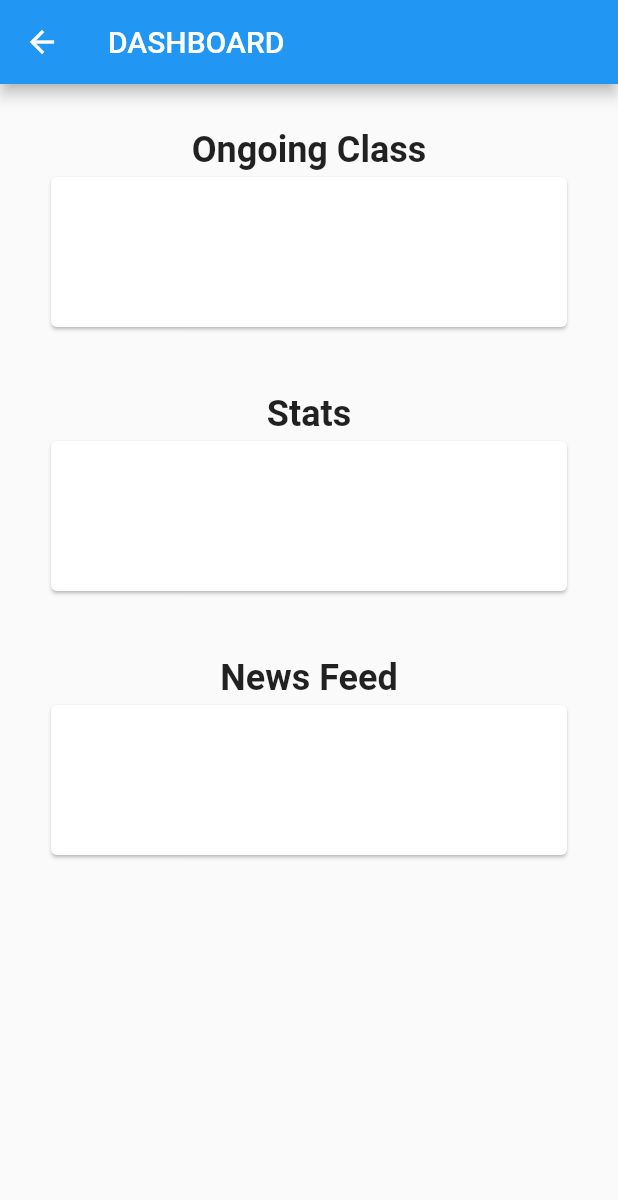
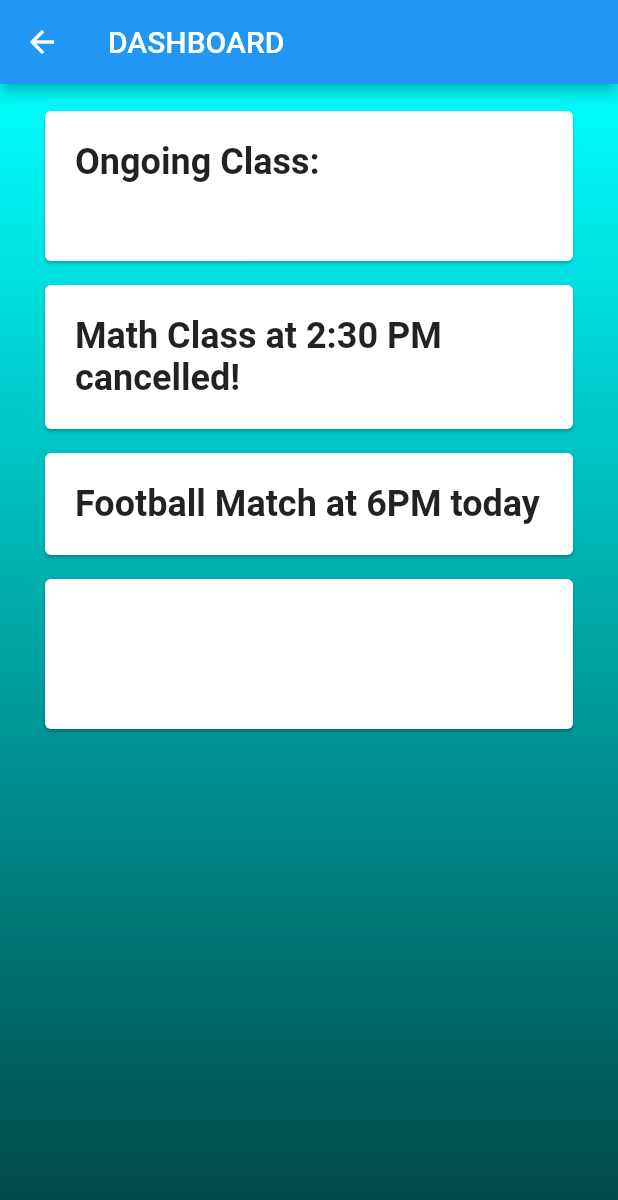
Before and after one commit to shubhankarsharma00/Sidhy, a Flutter app: the DashBoard screen opened by its route, on a phone screen of 412 x 824 dp. Shown: the top 1200 px of the screen. Run offline on Flutter 3.47's test engine with Material 2 defaults, Android fonts, the phone set to English and light mode, and no system bars; our stand-ins replace font_awesome_flutter; accounts and stored records are empty; project files that could hold a hidden picture were left out.

Commit message:
ui changes

```diff
--- a/lib/pages/dashboard.dart
+++ b/lib/pages/dashboard.dart
@@ -11,70 +11,54 @@ class DashBoard extends StatefulWidget {
 }
 
 class _DashBoardState extends State<DashBoard> {
+  final List<String> newsfeed = [
+    "Math Class at 2:30 PM cancelled!",
+    "Football Match at 6PM today"
+  ];
+
   @override
   Widget build(BuildContext context) {
     return Scaffold(
       appBar: AppBar(
         title: Text("DASHBOARD"),
+        backgroundColor: Colors.blue,
       ),
       body: Container(
+        decoration: BoxDecoration(gradient: Theme.Colors.primaryGradient),
         child: ListView(
           padding: EdgeInsets.all(10.0),
-          children: <Widget>[
-            Padding(
-              padding: EdgeInsets.all(20),
-              child: Column(
-                children: <Widget>[
-                  Heading("Ongoing Class"),
-                  _ongoingClass(),
-                ],
-              ),
-            ),
-            Padding(
-              padding: EdgeInsets.all(20),
-              child: Column(
-                children: <Widget>[
-                  Heading("Stats"),
-                  _stats(),
-                ],
-              ),
-            ),
-            Padding(
-              padding: EdgeInsets.all(20),
-              child: Column(
-                children: <Widget>[
-                  Heading("News Feed"),
-                  _newsFeed(),
-                ],
-              ),
-            ),
-          ],
+          children: <Widget>[_ongoingClass(), _newsFeed(), _stats()],
         ),
       ),
     );
   }
 
   Widget _ongoingClass() {
-    return Card(
-      child: Container(
-        height: 100.0,
+    return ListTile(
+      title: Card(
+        child: Container(
+          height: 100.0,
+          child: Heading("Ongoing Class:"),
+        ),
       ),
     );
   }
 
   Widget _stats() {
-    return Card(
-      child: Container(
-        height: 100.0,
+    return ListTile(
+      title: Card(
+        child: Container(
+          height: 100.0,
+        ),
       ),
     );
   }
 
   Widget _newsFeed() {
-    return Card(
-      child: Container(
-        height: 100.0,
-      ),
+    return Column(
+      children: newsfeed.map((String news) {
+        return ListTile(title: Card(child: Heading(news)));
+      }).toList(),
     );
   }
 }
--- a/lib/widgets/heading.dart
+++ b/lib/widgets/heading.dart
@@ -5,9 +5,11 @@ class Heading extends StatelessWidget {
   Heading(this.text);
   @override
   Widget build(BuildContext context) {
-    return Text(
+    return Padding(child: Text(
       text,
-      style: TextStyle(fontSize: 24.0, fontWeight: FontWeight.bold),
+      style:
+          TextStyle(fontSize: 24.0, fontWeight: FontWeight.bold),
+    ), padding: EdgeInsets.all(20.0),
     );
   }
 }
```
